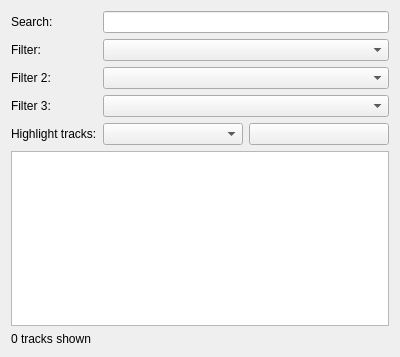
Above: src/desktop-remote/collectionwidget.ui from hyperquantum/PMP before the change. Below: the same form after it.
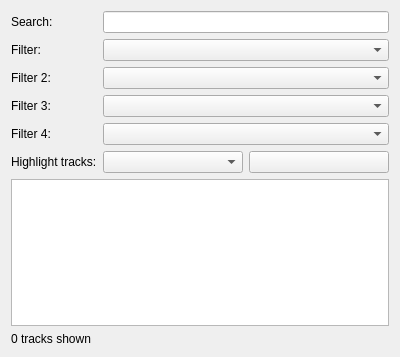
That is the form after the change.

Commit message:
Music collection view: add fourth filter field
Add a fourth filter combobox to the music collection view. Any filter
combobox number x will be visible when x-1 or x or any >x is set to
something other than "none". As before, a track needs to satisfy all
filters (not set to "none") in order to be shown in the list.

The edit to the form file:
```diff
--- a/src/desktop-remote/collectionwidget.ui
+++ b/src/desktop-remote/collectionwidget.ui
@@ -36,14 +36,14 @@
        </property>
       </widget>
      </item>
-     <item row="4" column="0">
+     <item row="5" column="0">
       <widget class="QLabel" name="highlightTracksLabel">
        <property name="text">
         <string>Highlight tracks:</string>
        </property>
       </widget>
      </item>
-     <item row="4" column="1">
+     <item row="5" column="1">
       <layout class="QHBoxLayout" name="horizontalLayout">
        <item>
         <widget class="QComboBox" name="highlightTracksComboBox">
@@ -99,6 +99,20 @@
        </property>
       </widget>
      </item>
+     <item row="4" column="0">
+      <widget class="QLabel" name="filterTracks4Label">
+       <property name="text">
+        <string>Filter 4:</string>
+       </property>
+      </widget>
+     </item>
+     <item row="4" column="1">
+      <widget class="QComboBox" name="filterTracks4ComboBox">
+       <property name="maxVisibleItems">
+        <number>15</number>
+       </property>
+      </widget>
+     </item>
     </layout>
    </item>
    <item>
```
Left out of the diff: 4 changed lines with no effect on the pictures. The commit also changes 5 other files.
